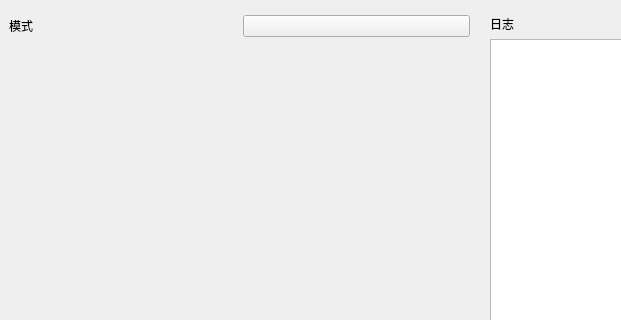
This is app/ui/additional_features_interface.ui in LaoZhuJackson/SnowbreakAutoAssistant as Qt 5 draws it before an edit; both pictures show x 0 to 621 and y 0 to 320 of the 721 by 675 pixel window. The edited form follows.
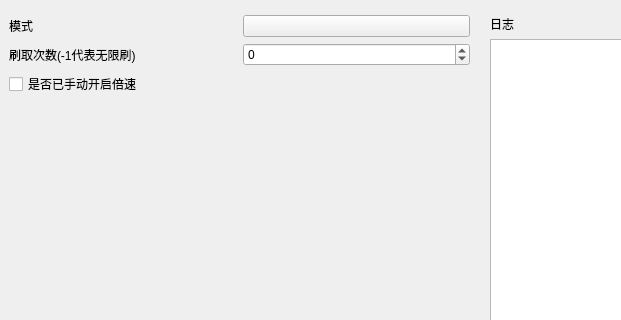
This is the edited form. Custom widgets are drawn as their Qt base class.

What changed in the file:
```diff
--- a/app/ui/additional_features_interface.ui
+++ b/app/ui/additional_features_interface.ui
@@ -1060,24 +1060,7 @@
                 <item row="0" column="0">
                     <widget class="SimpleCardWidget" name="SimpleCardWidget_card">
                         <layout class="QGridLayout" name="gridLayout_23">
-                            <item row="1" column="0" colspan="2">
-                                <widget class="BodyLabel" name="BodyLabel_tip_action_6">
-                                    <property name="text">
-                                        <string/>
-                                    </property>
-                                    <property name="textFormat">
-                                        <enum>Qt::MarkdownText</enum>
-                                    </property>
-                                </widget>
-                            </item>
-                            <item row="0" column="0">
-                                <widget class="BodyLabel" name="BodyLabel_31">
-                                    <property name="text">
-                                        <string>模式</string>
-                                    </property>
-                                </widget>
-                            </item>
-                            <item row="2" column="0">
+                            <item row="4" column="0">
                                 <spacer name="verticalSpacer_9">
                                     <property name="orientation">
                                         <enum>Qt::Vertical</enum>
@@ -1090,10 +1073,38 @@
                                     </property>
                                 </spacer>
                             </item>
-                            <item row="0" column="1">
-                                <widget class="ComboBox" name="ComboBox_card_mode"/>
+                            <item row="1" column="1">
+                                <widget class="SpinBox" name="SpinBox_drink_times">
+                                    <property name="minimum">
+                                        <number>-1</number>
+                                    </property>
+                                </widget>
+                            </item>
+                            <item row="1" column="0">
+                                <widget class="BodyLabel" name="BodyLabel_32">
+                                    <property name="text">
+                                        <string>刷取次数(-1代表无限刷)</string>
+                                    </property>
+                                </widget>
+                            </item>
+                            <item row="0" column="0">
+                                <widget class="BodyLabel" name="BodyLabel_31">
+                                    <property name="text">
+                                        <string>模式</string>
+                                    </property>
+                                </widget>
                             </item>
                             <item row="3" column="0" colspan="2">
+                                <widget class="BodyLabel" name="BodyLabel_tip_action_6">
+                                    <property name="text">
+                                        <string/>
+                                    </property>
+                                    <property name="textFormat">
+                                        <enum>Qt::MarkdownText</enum>
+                                    </property>
+                                </widget>
+                            </item>
+                            <item row="5" column="0" colspan="2">
                                 <widget class="BodyLabel" name="BodyLabel_tip_card">
                                     <property name="text">
                                         <string>Body label</string>
@@ -1103,6 +1114,16 @@
                                     </property>
                                 </widget>
                             </item>
+                            <item row="0" column="1">
+                                <widget class="ComboBox" name="ComboBox_card_mode"/>
+                            </item>
+                            <item row="2" column="0">
+                                <widget class="CheckBox" name="CheckBox_is_speed_up">
+                                    <property name="text">
+                                        <string>是否已手动开启倍速</string>
+                                    </property>
+                                </widget>
+                            </item>
                         </layout>
                     </widget>
                 </item>
```
